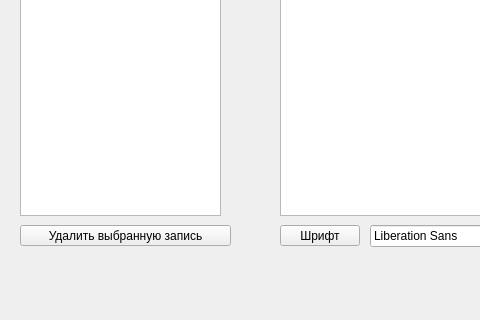
leaptop/repos2, file 004_CHMV/QTLearning/CourseWork02Improved/mainwindow.ui: the form before one commit; both pictures show x 0 to 480 and y 304 to 624 of the 928 by 624 pixel window.
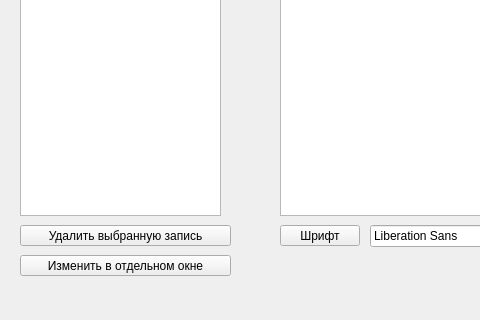
The form after the commit. Icons and pictures are not drawn.

What changed in the file:
```diff
--- a/004_CHMV/QTLearning/CourseWork02Improved/mainwindow.ui
+++ b/004_CHMV/QTLearning/CourseWork02Improved/mainwindow.ui
@@ -191,6 +191,19 @@
      </rect>
     </property>
    </widget>
+   <widget class="QPushButton" name="pushButton_7">
+    <property name="geometry">
+     <rect>
+      <x>20</x>
+      <y>540</y>
+      <width>211</width>
+      <height>21</height>
+     </rect>
+    </property>
+    <property name="text">
+     <string>Изменить в отдельном окне</string>
+    </property>
+   </widget>
   </widget>
   <widget class="QMenuBar" name="menubar">
    <property name="geometry">
```
Left out of the diff: 42 changed lines with no effect on the pictures.
